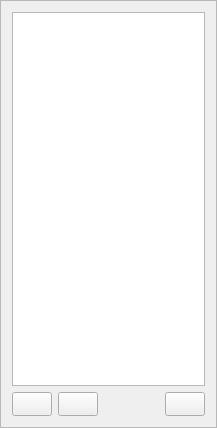
The window that oom/widgets/tviewdockbase.ui (ccherrett/oom) describes before a commit, drawn with Qt 5.
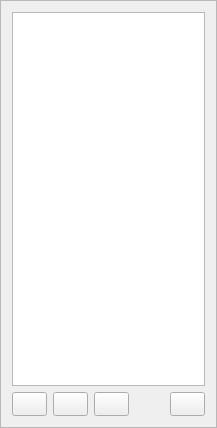
The same window after the commit.

```diff
--- a/oom/widgets/tviewdockbase.ui
+++ b/oom/widgets/tviewdockbase.ui
@@ -54,6 +54,22 @@
        </property>
       </widget>
      </item>
+     <item>
+      <widget class="QPushButton" name="btnTV">
+       <property name="minimumSize">
+        <size>
+         <width>24</width>
+         <height>24</height>
+        </size>
+       </property>
+       <property name="toolTip">
+        <string>Create and manager track views</string>
+       </property>
+       <property name="text">
+        <string/>
+       </property>
+      </widget>
+     </item>
      <item>
       <spacer name="horizontalSpacer">
        <property name="orientation">
```
Left out of the diff: 57 changed lines with no effect on the pictures.
